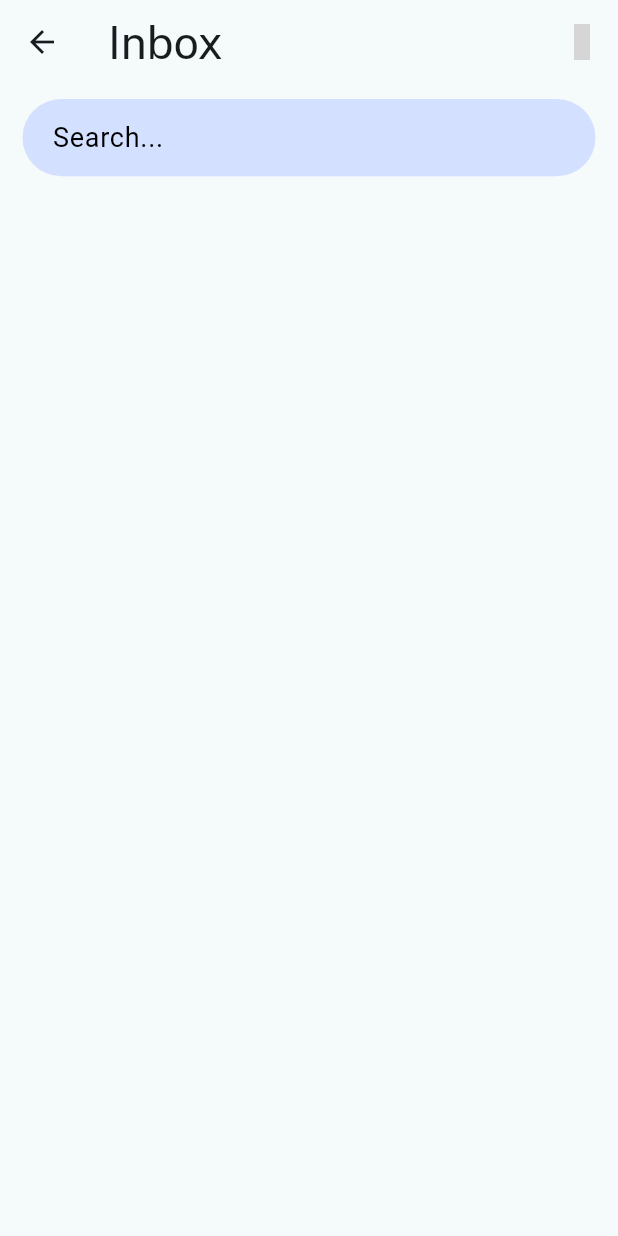
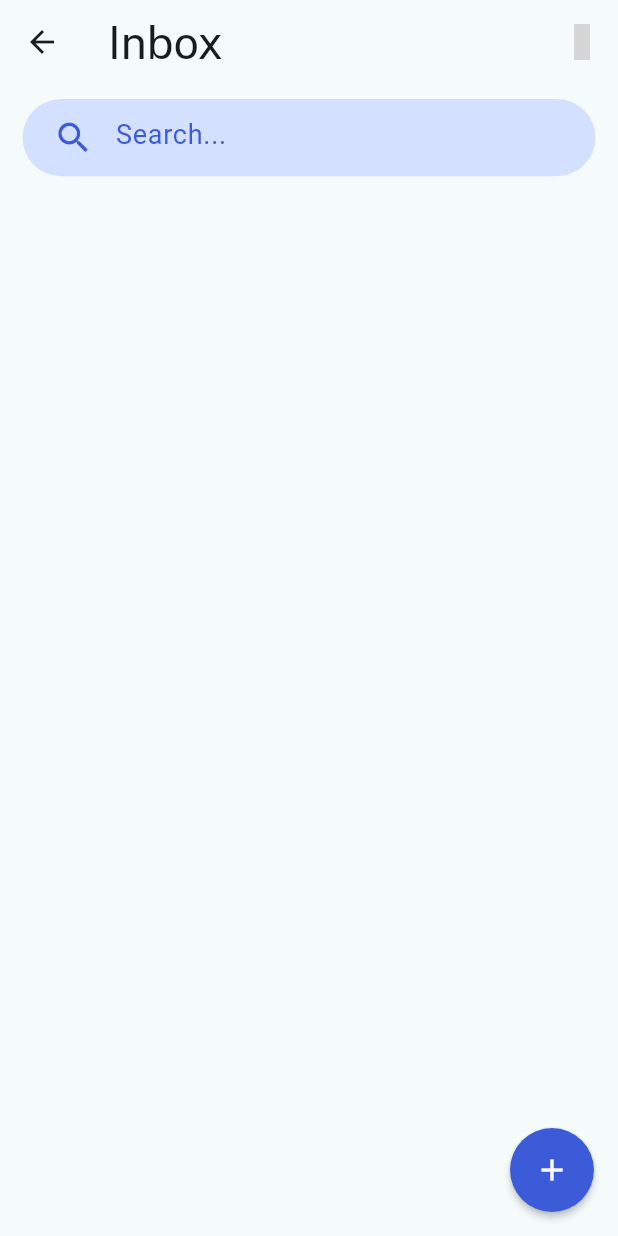
Before and after one commit to HAMZA-CH420/Just-Talk, a Flutter app: the HomeScreen screen opened directly, on a phone screen of 412 x 824 dp. Run offline on Flutter 3.47's test engine with Material 3 defaults, Android fonts, the phone set to English and light mode, and no system bars; our stand-ins replace curved_navigation_bar, flutter_svg, google_fonts, iconsax; grey boxes are pictures that could not be loaded.

Commit message:
minor changes

```diff
--- a/lib/Features/HomeScreen/Widgets/search_bar.dart
+++ b/lib/Features/HomeScreen/Widgets/search_bar.dart
@@ -10,7 +10,7 @@ class CustomSearchBar extends StatelessWidget {
     return Container(
       width: size.width,
       height: size.height / 16,
-      padding: EdgeInsets.symmetric(horizontal: 20),
+      padding: EdgeInsets.symmetric(horizontal: 10),
       alignment: Alignment.centerLeft,
       decoration: BoxDecoration(
         color: Palette.secondaryColor,
@@ -19,10 +19,15 @@ class CustomSearchBar extends StatelessWidget {
       child: TextField(
         decoration: InputDecoration(
           border: InputBorder.none,
+          prefixIcon: Icon(
+            Icons.search,
+            color: Palette.primaryColor,
+            size: 27,
+          ),
           hintText: "Search...",
           hintStyle: TextStyle(
             fontSize: 18,
-            color: Colors.black,
+            color: Palette.primaryColor,
           ),
         ),
       ),
--- a/lib/Features/HomeScreen/home_screen.dart
+++ b/lib/Features/HomeScreen/home_screen.dart
@@ -2,6 +2,7 @@ import 'package:flutter/material.dart';
 import 'package:google_fonts/google_fonts.dart';
 import 'package:iconsax/iconsax.dart';
 import 'package:just_talk/Features/HomeScreen/Widgets/search_bar.dart';
+import 'package:just_talk/UiHelpers/Utils/Color_Palette/color_palette.dart';
 
 class HomeScreen extends StatelessWidget {
   const HomeScreen({super.key});
@@ -9,6 +10,16 @@ class HomeScreen extends StatelessWidget {
   @override
   Widget build(BuildContext context) {
     return Scaffold(
+      floatingActionButton: FloatingActionButton(
+        onPressed: () {},
+        backgroundColor: Palette.primaryColor,
+        shape: CircleBorder(),
+        elevation: 2,
+        child: Icon(
+          Icons.add,
+          color: Colors.white,
+        ),
+      ),
       appBar: AppBar(
         title: Text(
           "Inbox",
--- /dev/null
+++ b/lib/UiHelpers/AppTheme/app_theme.dart
@@ -0,0 +1,5 @@
+import 'package:flutter/material.dart';
+
+class AppTheme {
+  static final lightTheme = ThemeData.light().copyWith();
+}
```
